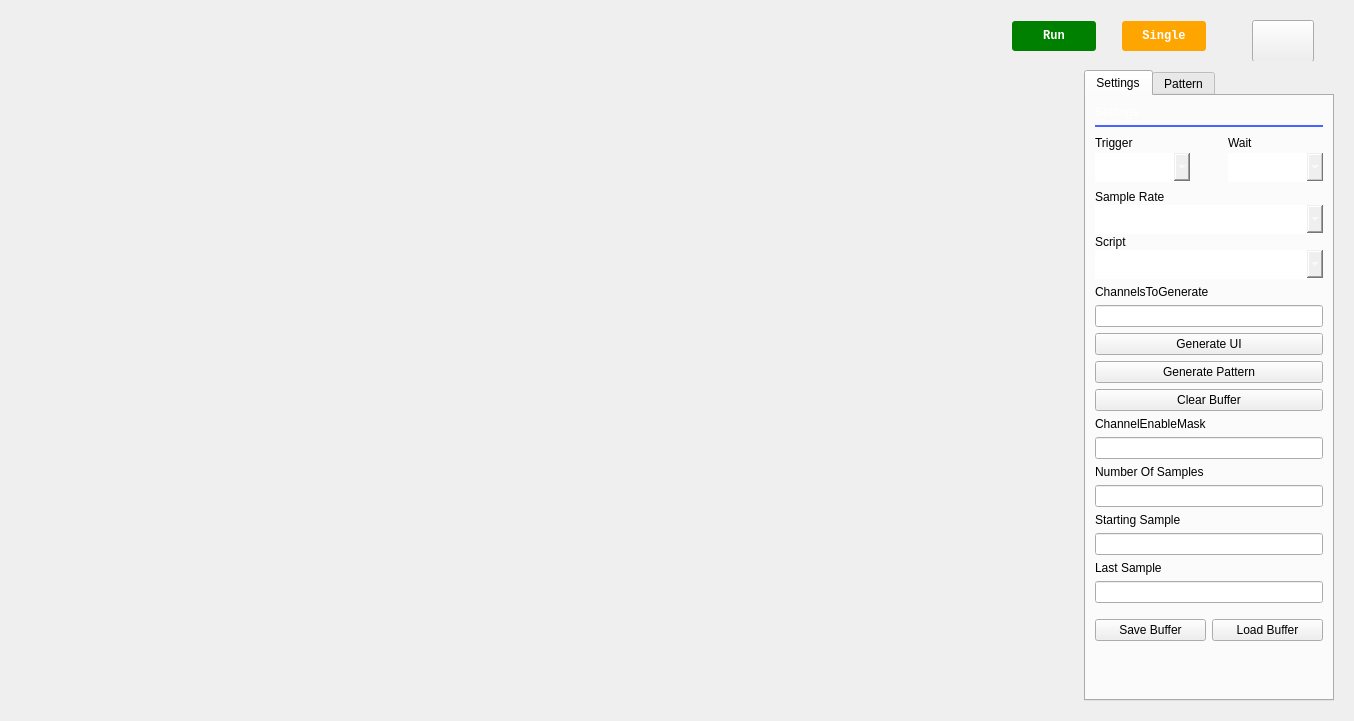
First picture: the form in ui/pattern_generator.ui, repository analogdevicesinc/scopy, before the edit.
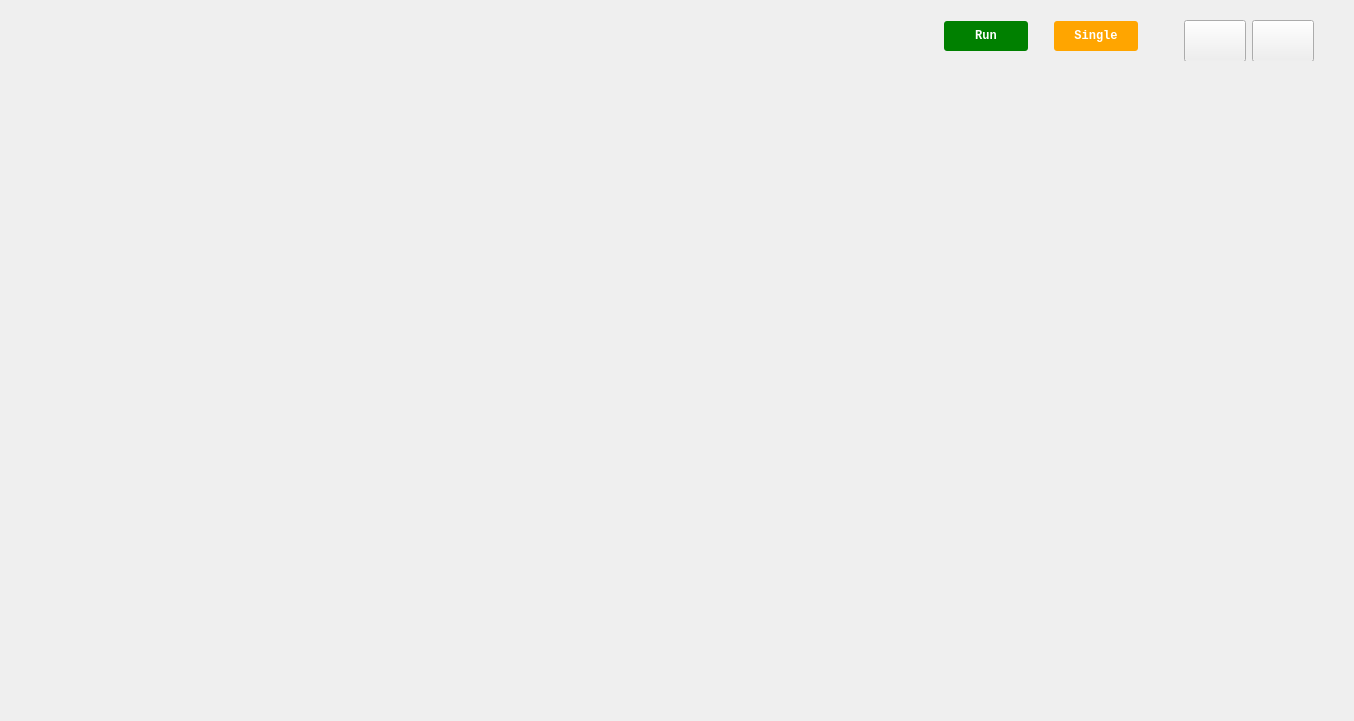
Second picture: the form after the edit. Icons and pictures are not drawn. Custom widgets are drawn as their Qt base class.

Commit message: PatternGenerator - Massive UI update

```diff
--- a/ui/pattern_generator.ui
+++ b/ui/pattern_generator.ui
@@ -26,8 +26,20 @@
    <string>Scopy Pattern Generator</string>
   </property>
   <property name="styleSheet">
-   <string notr="true">
-/* QComboBoxes*/
+   <string notr="true">/* QComboBoxes*/
+QPushButton
+{
+  outline:none;
+}
+QCheckBox
+{
+  outline:none;
+}
+QLineEdit
+{
+   outline:none;
+}
+
 QComboBox
 {
   height: 24px;
@@ -36,6 +48,7 @@
   font-size: 14px;
   border-bottom: 1px solid rgba(255, 255, 255, 102);
   padding-bottom: 4px;
+  outline:none;
 }
 QComboBox::drop-down
 {
@@ -397,7 +410,7 @@
        </spacer>
       </item>
       <item>
-       <widget class="QPushButton" name="btnSettings">
+       <widget class="QPushButton" name="btnPGSettings">
         <property name="sizePolicy">
          <sizepolicy hsizetype="Fixed" vsizetype="Fixed">
           <horstretch>0</horstretch>
@@ -440,6 +453,58 @@
         </property>
        </widget>
       </item>
+      <item>
+       <widget class="QPushButton" name="btnChSettings">
+        <property name="sizePolicy">
+         <sizepolicy hsizetype="Fixed" vsizetype="Fixed">
+          <horstretch>0</horstretch>
+          <verstretch>0</verstretch>
+         </sizepolicy>
+        </property>
+        <property name="minimumSize">
+         <size>
+          <width>60</width>
+          <height>40</height>
+         </size>
+        </property>
+        <property name="maximumSize">
+         <size>
+          <width>60</width>
+          <height>40</height>
+         </size>
+        </property>
+        <property name="styleSheet">
+         <string notr="true">QPushButton {
+  min-height: 40px;
+  max-height: 40px;
+  min-width: 60px;
+  max-width: 60px;
+}
+
+QPushButton:checked {
+  border-image: url(:/icons/setup3_checked.svg);
+}
+
+QPushButton:!checked {
+  border-image: url(:/icons/setup3_unchecked.svg);
+}
+
+QPushButton:!checked:hover {
+  border-image: url(:/icons/setup3_unchecked_hover.svg);
+}
+
+QPushButton:checked:hover {
+  border-image: url(:/icons/setup3_checked_hover.svg);
+}</string>
+        </property>
+        <property name="text">
+         <string/>
+        </property>
+        <property name="checkable">
+         <bool>true</bool>
+        </property>
+       </widget>
+      </item>
       <item>
        <spacer name="horizontalSpacer">
         <property name="orientation">
@@ -474,44 +539,34 @@
       <item>
        <widget class="QWidget" name="leftWidget" native="true">
         <property name="sizePolicy">
-         <sizepolicy hsizetype="Minimum" vsizetype="Preferred">
+         <sizepolicy hsizetype="Maximum" vsizetype="Minimum">
           <horstretch>0</horstretch>
           <verstretch>0</verstretch>
          </sizepolicy>
         </property>
         <property name="maximumSize">
          <size>
-          <width>300</width>
+          <width>16777215</width>
           <height>16777215</height>
          </size>
         </property>
-        <layout class="QVBoxLayout" name="leftWidgetLayout">
-         <property name="spacing">
-          <number>0</number>
-         </property>
-         <property name="leftMargin">
-          <number>0</number>
-         </property>
-         <property name="topMargin">
-          <number>0</number>
-         </property>
-         <property name="rightMargin">
-          <number>0</number>
-         </property>
-         <property name="bottomMargin">
-          <number>0</number>
-         </property>
-        </layout>
+        <property name="styleSheet">
+         <string notr="true"/>
+        </property>
+        <layout class="QVBoxLayout" name="leftWidgetLayout"/>
        </widget>
       </item>
       <item>
        <widget class="QWidget" name="centralWidget" native="true">
         <property name="sizePolicy">
-         <sizepolicy hsizetype="Preferred" vsizetype="Expanding">
+         <sizepolicy hsizetype="MinimumExpanding" vsizetype="Expanding">
           <horstretch>0</horstretch>
           <verstretch>0</verstretch>
          </sizepolicy>
         </property>
+        <property name="styleSheet">
+         <string notr="true"/>
+        </property>
         <layout class="QVBoxLayout" name="centralWidgetLayout">
          <property name="spacing">
           <number>0</number>
@@ -532,680 +587,71 @@
        </widget>
       </item>
       <item>
-       <widget class="QTabWidget" name="rightWidget">
+       <widget class="adiscope::MenuAnim" name="rightMenu" native="true">
         <property name="sizePolicy">
-         <sizepolicy hsizetype="Preferred" vsizetype="Expanding">
+         <sizepolicy hsizetype="Minimum" vsizetype="Preferred">
           <horstretch>0</horstretch>
           <verstretch>0</verstretch>
          </sizepolicy>
         </property>
-        <property name="minimumSize">
-         <size>
-          <width>0</width>
-          <height>0</height>
-         </size>
-        </property>
         <property name="maximumSize">
          <size>
-          <width>250</width>
+          <width>16777215</width>
           <height>16777215</height>
          </size>
         </property>
-        <property name="toolTipDuration">
-         <number>0</number>
-        </property>
         <property name="styleSheet">
          <string notr="true"/>
         </property>
-        <property name="currentIndex">
-         <number>0</number>
-        </property>
-        <widget class="QWidget" name="rightWidgetPage1">
-         <attribute name="title">
-          <string>Settings</string>
-         </attribute>
-         <layout class="QGridLayout" name="gridLayout" rowstretch="0,0,0,0,0,0,0,0,0,0,0,0,0,0,0,0,0,0,0,0,0,0,0,0,0">
-          <property name="topMargin">
-           <number>9</number>
-          </property>
-          <property name="bottomMargin">
-           <number>9</number>
-          </property>
-          <property name="spacing">
-           <number>6</number>
-          </property>
-          <item row="12" column="0">
-           <widget class="QPushButton" name="clearButton">
-            <property name="text">
-             <string>Clear Buffer</string>
-            </property>
+        <layout class="QVBoxLayout" name="verticalLayout_6">
+         <property name="leftMargin">
+          <number>0</number>
+         </property>
+         <property name="topMargin">
+          <number>0</number>
+         </property>
+         <property name="rightMargin">
+          <number>0</number>
+         </property>
+         <property name="bottomMargin">
+          <number>0</number>
+         </property>
+         <item>
+          <widget class="QStackedWidget" name="rightWidget">
+           <property name="sizePolicy">
+            <sizepolicy hsizetype="Maximum" vsizetype="Minimum">
+             <horstretch>0</horstretch>
+             <verstretch>0</verstretch>
+            </sizepolicy>
+           </property>
+           <property name="minimumSize">
+            <size>
+             <width>0</width>
+             <height>0</height>
+            </size>
+           </property>
+           <property name="maximumSize">
+            <size>
+             <width>1677215</width>
+             <height>16777215</height>
+            </size>
+           </property>
+           <property name="toolTipDuration">
+            <number>0</number>
+           </property>
+           <property name="styleSheet">
+            <string notr="true"/>
+           </property>
+           <property name="currentIndex">
+            <number>1</number>
+           </property>
+           <widget class="QWidget" name="pgSettings"/>
+           <widget class="QWidget" name="cgSettings">
+            <layout class="QVBoxLayout" name="verticalLayout_3"/>
            </widget>
-          </item>
-          <item row="9" column="0">
-           <widget class="QLineEdit" name="ChannelsToGenerate"/>
-          </item>
-          <item row="1" column="0">
-           <widget class="Line" name="line">
-            <property name="styleSheet">
-             <string notr="true">QFrame { color:  rgb(73, 99, 255); }</string>
-            </property>
-            <property name="frameShadow">
-             <enum>QFrame::Plain</enum>
-            </property>
-            <property name="lineWidth">
-             <number>2</number>
-            </property>
-            <property name="orientation">
-             <enum>Qt::Horizontal</enum>
-            </property>
-           </widget>
-          </item>
-          <item row="13" column="0">
-           <widget class="QLabel" name="label_7">
-            <property name="text">
-             <string>ChannelEnableMask</string>
-            </property>
-           </widget>
-          </item>
-          <item row="22" column="0">
-           <layout class="QHBoxLayout" name="horizontalLayout_4">
-            <property name="topMargin">
-             <number>10</number>
-            </property>
-            <item>
-             <widget class="QPushButton" name="save_PB">
-              <property name="text">
-               <string>Save Buffer</string>
-              </property>
-             </widget>
-            </item>
-            <item>
-             <widget class="QPushButton" name="load_PB">
-              <property name="text">
-               <string>Load Buffer</string>
-              </property>
-             </widget>
-            </item>
-           </layout>
-          </item>
-          <item row="15" column="0">
-           <widget class="QLabel" name="label_8">
-            <property name="text">
-             <string>Number Of Samples</string>
-            </property>
-           </widget>
-          </item>
-          <item row="14" column="0">
-           <widget class="QLineEdit" name="ChannelEnableMask"/>
-          </item>
-          <item row="24" column="0">
-           <spacer name="verticalSpacer">
-            <property name="orientation">
-             <enum>Qt::Vertical</enum>
-            </property>
-            <property name="sizeHint" stdset="0">
-             <size>
-              <width>0</width>
-              <height>5</height>
-             </size>
-            </property>
-           </spacer>
-          </item>
-          <item row="0" column="0">
-           <widget class="QLabel" name="settings_label">
-            <property name="sizePolicy">
-             <sizepolicy hsizetype="Preferred" vsizetype="Preferred">
-              <horstretch>0</horstretch>
-              <verstretch>0</verstretch>
-             </sizepolicy>
-            </property>
-            <property name="maximumSize">
-             <size>
-              <width>16777215</width>
-              <height>16777215</height>
-             </size>
-            </property>
-            <property name="palette">
-             <palette>
-              <active>
-               <colorrole role="WindowText">
-                <brush brushstyle="SolidPattern">
-                 <color alpha="255">
-                  <red>255</red>
-                  <green>255</green>
-                  <blue>255</blue>
-                 </color>
-                </brush>
-               </colorrole>
-               <colorrole role="Text">
-                <brush brushstyle="SolidPattern">
-                 <color alpha="255">
-                  <red>255</red>
-                  <green>255</green>
-                  <blue>255</blue>
-                 </color>
-                </brush>
-               </colorrole>
-               <colorrole role="ButtonText">
-                <brush brushstyle="SolidPattern">
-                 <color alpha="255">
-                  <red>255</red>
-                  <green>255</green>
-                  <blue>255</blue>
-                 </color>
-                </brush>
-               </colorrole>
-              </active>
-              <inactive>
-               <colorrole role="WindowText">
-                <brush brushstyle="SolidPattern">
-                 <color alpha="255">
-                  <red>255</red>
-                  <green>255</green>
-                  <blue>255</blue>
-                 </color>
-                </brush>
-               </colorrole>
-               <colorrole role="Text">
-                <brush brushstyle="SolidPattern">
-                 <color alpha="255">
-                  <red>255</red>
-                  <green>255</green>
-                  <blue>255</blue>
-                 </color>
-                </brush>
-               </colorrole>
-               <colorrole role="ButtonText">
-                <brush brushstyle="SolidPattern">
-                 <color alpha="255">
-                  <red>255</red>
-                  <green>255</green>
-                  <blue>255</blue>
-                 </color>
-                </brush>
-               </colorrole>
-              </inactive>
-              <disabled>
-               <colorrole role="WindowText">
-                <brush brushstyle="SolidPattern">
-                 <color alpha="255">
-                  <red>255</red>
-                  <green>255</green>
-                  <blue>255</blue>
-                 </color>
-                </brush>
-               </colorrole>
-               <colorrole role="Text">
-                <brush brushstyle="SolidPattern">
-                 <color alpha="255">
-                  <red>255</red>
-                  <green>255</green>
-                  <blue>255</blue>
-                 </color>
-                </brush>
-               </colorrole>
-               <colorrole role="ButtonText">
-                <brush brushstyle="SolidPattern">
-                 <color alpha="255">
-                  <red>255</red>
-                  <green>255</green>
-                  <blue>255</blue>
-                 </color>
-                </brush>
-               </colorrole>
-              </disabled>
-             </palette>
-            </property>
-            <property name="styleSheet">
-             <string notr="true">QLabel {
-	color: white;
-}</string>
-            </property>
-            <property name="midLineWidth">
-             <number>0</number>
-            </property>
-            <property name="text">
-             <string>Settings</string>
-            </property>
-            <property name="alignment">
-             <set>Qt::AlignLeading|Qt::AlignLeft|Qt::AlignTop</set>
-            </property>
-           </widget>
-          </item>
-          <item row="7" column="0">
-           <widget class="QWidget" name="verticalWidget_4" native="true">
-            <property name="minimumSize">
-             <size>
-              <width>0</width>
-              <height>0</height>
-             </size>
-            </property>
-            <layout class="QVBoxLayout" name="verticalLayout_5">
-             <property name="spacing">
-              <number>1</number>
-             </property>
-             <property name="leftMargin">
-              <number>0</number>
-             </property>
-             <property name="topMargin">
-              <number>0</number>
-             </property>
-             <property name="rightMargin">
-              <number>0</number>
-             </property>
-             <property name="bottomMargin">
-              <number>0</number>
-             </property>
-             <item>
-              <widget class="QWidget" name="verticalWidget_3" native="true">
-               <property name="minimumSize">
-                <size>
-                 <width>0</width>
-                 <height>0</height>
-                </size>
-               </property>
-               <layout class="QVBoxLayout" name="verticalLayout_4">
-                <property name="spacing">
-                 <number>1</number>
-                </property>
-                <property name="leftMargin">
-                 <number>0</number>
-                </property>
-                <property name="topMargin">
-                 <number>0</number>
-                </property>
-                <property name="rightMargin">
-                 <number>0</number>
-                </property>
-                <property name="bottomMargin">
-                 <number>0</number>
-                </property>
-                <item>
-                 <widget class="QLabel" name="label_3">
-                  <property name="sizePolicy">
-                   <sizepolicy hsizetype="Minimum" vsizetype="Minimum">
-                    <horstretch>0</horstretch>
-                    <verstretch>0</verstretch>
-                   </sizepolicy>
-                  </property>
-                  <property name="maximumSize">
-                   <size>
-                    <width>16777215</width>
-                    <height>35</height>
-                   </size>
-                  </property>
-                  <property name="styleSheet">
-                   <string notr="true"/>
-                  </property>
-                  <property name="text">
-                   <string>Sample Rate</string>
-                  </property>
-                 </widget>
-                </item>
-                <item>
-                 <widget class="QComboBox" name="sampleRateCombo">
-                  <property name="sizePolicy">
-                   <sizepolicy hsizetype="Minimum" vsizetype="Fixed">
-                    <horstretch>0</horstretch>
-                    <verstretch>0</verstretch>
-                   </sizepolicy>
-                  </property>
-                  <property name="inputMethodHints">
-                   <set>Qt::ImhDigitsOnly</set>
-                  </property>
-                  <property name="editable">
-                   <bool>true</bool>
-                  </property>
-                  <property name="currentText">
-                   <string/>
-                  </property>
-                  <property name="maxVisibleItems">
-                   <number>5</number>
-                  </property>
-                  <property name="sizeAdjustPolicy">
-                   <enum>QComboBox::AdjustToContentsOnFirstShow</enum>
-                  </property>
-                  <property name="frame">
-                   <bool>true</bool>
-                  </property>
-                 </widget>
-                </item>
-               </layout>
-              </widget>
-             </item>
-             <item>
-              <widget class="QLabel" name="label_4">
-               <property name="text">
-                <string>Script</string>
-               </property>
-              </widget>
-             </item>
-             <item>
-              <widget class="QComboBox" name="scriptCombo">
-               <property name="sizePolicy">
-                <sizepolicy hsizetype="Minimum" vsizetype="Fixed">
-                 <horstretch>0</horstretch>
-                 <verstretch>0</verstretch>
-                </sizepolicy>
-               </property>
-              </widget>
-             </item>
-            </layout>
-           </widget>
-          </item>
-          <item row="20" column="0">
-           <widget class="QLineEdit" name="lastSample"/>
-          </item>
-          <item row="16" column="0">
-           <widget class="QLineEdit" name="numberOfSamples"/>
-          </item>
-          <item row="10" column="0">
-           <widget class="QPushButton" name="generateUI">
-            <property name="text">
-             <string>Generate UI</string>
-            </property>
-           </widget>
-          </item>
-          <item row="17" column="0">
-           <widget class="QLabel" name="label_9">
-            <property name="text">
-             <string>Starting Sample</string>
-            </property>
-           </widget>
-          </item>
-          <item row="18" column="0">
-           <widget class="QLineEdit" name="startingSample"/>
-          </item>
-          <item row="4" column="0" rowspan="2">
-           <widget class="QWidget" name="horizontalWidget" native="true">
-            <property name="minimumSize">
-             <size>
-              <width>0</width>
-              <height>50</height>
-             </size>
-            </property>
-            <layout class="QHBoxLayout" name="horizontalLayout_3">
-             <property name="spacing">
-              <number>20</number>
-             </property>
-             <property name="leftMargin">
-              <number>0</number>
-             </property>
-             <property name="topMargin">
-              <number>0</number>
-             </property>
-             <property name="rightMargin">
-              <number>0</number>
-             </property>
-             <property name="bottomMargin">
-              <number>0</number>
-             </property>
-             <item>
-              <widget class="QWidget" name="verticalWidget" native="true">
-               <layout class="QVBoxLayout" name="verticalLayout_2">
-                <property name="spacing">
-                 <number>1</number>
-                </property>
-                <property name="leftMargin">
-                 <number>0</number>
-                </property>
-                <property name="topMargin">
-                 <number>0</number>
-                </property>
-                <property name="rightMargin">
-                 <number>9</number>
-                </property>
-                <property name="bottomMargin">
-                 <number>0</number>
-                </property>
-                <item>
-                 <widget class="QLabel" name="label">
-                  <property name="sizePolicy">
-                   <sizepolicy hsizetype="Minimum" vsizetype="Fixed">
-                    <horstretch>0</horstretch>
-                    <verstretch>0</verstretch>
-                   </sizepolicy>
-                  </property>
-                  <property name="styleSheet">
-                   <string notr="true"/>
-                  </property>
-                  <property name="text">
-                   <string>Trigger</string>
-                  </property>
-                 </widget>
-                </item>
-                <item>
-                 <widget class="QComboBox" name="trigger_combobox">
-                  <property name="sizePolicy">
-                   <sizepolicy hsizetype="Minimum" vsizetype="Fixed">
-                    <horstretch>0</horstretch>
-                    <verstretch>0</verstretch>
-                   </sizepolicy>
-                  </property>
-                  <property name="styleSheet">
-                   <string notr="true"/>
-                  </property>
-                  <property name="currentIndex">
-                   <number>0</number>
-                  </property>
-                  <property name="sizeAdjustPolicy">
-                   <enum>QComboBox::AdjustToContentsOnFirstShow</enum>
-                  </property>
-                  <item>
-                   <property name="text">
-                    <string>Analyzer</string>
-                   </property>
-                  </item>
-                  <item>
-                   <property name="text">
-                    <string>Scope</string>
-                   </property>
-                  </item>
-                 </widget>
-                </item>
-               </layout>
-              </widget>
-             </item>
-             <item>
-              <widget class="QWidget" name="verticalWidget_2" native="true">
-               <layout class="QVBoxLayout" name="verticalLayout_3">
-                <property name="spacing">
-                 <number>1</number>
-                </property>
-                <property name="topMargin">
-                 <number>0</number>
-                </property>
-                <property name="rightMargin">
-                 <number>0</number>
-                </property>
-                <property name="bottomMargin">
-                 <number>0</number>
-                </property>
-                <item>
-                 <widget class="QLabel" name="label_2">
-                  <property name="sizePolicy">
-                   <sizepolicy hsizetype="Minimum" vsizetype="Fixed">
-                    <horstretch>0</horstretch>
-                    <verstretch>0</verstretch>
-                   </sizepolicy>
-                  </property>
-                  <property name="styleSheet">
-                   <string notr="true"/>
-                  </property>
-                  <property name="text">
-                   <string>Wait</string>
-                  </property>
-                 </widget>
-                </item>
-                <item>
-                 <widget class="QComboBox" name="comboBox">
-                  <property name="sizePolicy">
-                   <sizepolicy hsizetype="Minimum" vsizetype="Fixed">
-                    <horstretch>0</horstretch>
-                    <verstretch>0</verstretch>
-                   </sizepolicy>
-                  </property>
-                  <property name="palette">
-                   <palette>
-                    <active>
-                     <colorrole role="WindowText">
-                      <brush brushstyle="SolidPattern">
-                       <color alpha="255">
-                        <red>255</red>
-                        <green>255</green>
-                        <blue>255</blue>
-                       </color>
-                      </brush>
-                     </colorrole>
-                     <colorrole role="Dark">
-                      <brush brushstyle="SolidPattern">
-                       <color alpha="255">
-                        <red>201</red>
-                        <green>200</green>
-                        <blue>199</blue>
-                       </color>
-                      </brush>
-                     </colorrole>
-                     <colorrole role="Text">
-                      <brush brushstyle="SolidPattern">
-                       <color alpha="255">
-                        <red>255</red>
-                        <green>255</green>
-                        <blue>255</blue>
-                       </color>
-                      </brush>
-                     </colorrole>
-                     <colorrole role="ButtonText">
-                      <brush brushstyle="SolidPattern">
-                       <color alpha="255">
-                        <red>255</red>
-                        <green>255</green>
-                        <blue>255</blue>
-                       </color>
-                      </brush>
-                     </colorrole>
-                    </active>
-                    <inactive>
-                     <colorrole role="WindowText">
-                      <brush brushstyle="SolidPattern">
-                       <color alpha="255">
-                        <red>255</red>
-                        <green>255</green>
-                        <blue>255</blue>
-                       </color>
-                      </brush>
-                     </colorrole>
-                     <colorrole role="Dark">
-                      <brush brushstyle="SolidPattern">
-                       <color alpha="255">
-                        <red>201</red>
-                        <green>200</green>
-                        <blue>199</blue>
-                       </color>
-                      </brush>
-                     </colorrole>
-                     <colorrole role="Text">
-                      <brush brushstyle="SolidPattern">
-                       <color alpha="255">
-                        <red>255</red>
-                        <green>255</green>
-                        <blue>255</blue>
-                       </color>
-                      </brush>
-                     </colorrole>
-                     <colorrole role="ButtonText">
-                      <brush brushstyle="SolidPattern">
-                       <color alpha="255">
-                        <red>255</red>
-                        <green>255</green>
-                        <blue>255</blue>
-                       </color>
-                      </brush>
-                     </colorrole>
-                    </inactive>
-                    <disabled>
-                     <colorrole role="WindowText">
-                      <brush brushstyle="SolidPattern">
-                       <color alpha="255">
-                        <red>85</red>
-                        <green>85</green>
-                        <blue>85</blue>
-                       </color>
-                      </brush>
-                     </colorrole>
-                     <colorrole role="Dark">
-                      <brush brushstyle="SolidPattern">
-                       <color alpha="255">
-                        <red>201</red>
-                        <green>200</green>
-                        <blue>199</blue>
-                       </color>
-                      </brush>
-                     </colorrole>
-                     <colorrole role="Text">
-                      <brush brushstyle="SolidPattern">
-                       <color alpha="255">
-                        <red>85</red>
-                        <green>85</green>
-                        <blue>85</blue>
-                       </color>
-                      </brush>
-                     </colorrole>
-                     <colorrole role="ButtonText">
-                      <brush brushstyle="SolidPattern">
-                       <color alpha="255">
-                        <red>85</red>
-                        <green>85</green>
-                        <blue>85</blue>
-                       </color>
-                      </brush>
-                     </colorrole>
-                    </disabled>
-                   </palette>
-                  </property>
-                  <property name="currentText">
-                   <string/>
-                  </property>
-                  <property name="sizeAdjustPolicy">
-                   <enum>QComboBox::AdjustToContentsOnFirstShow</enum>
-                  </property>
-                 </widget>
-                </item>
-               </layout>
-              </widget>
-             </item>
-            </layout>
-           </widget>
-          </item>
-          <item row="19" column="0">
-           <widget class="QLabel" name="label_5">
-            <property name="text">
-             <string>Last Sample</string>
-            </property>
-           </widget>
-          </item>
-          <item row="11" column="0">
-           <widget class="QPushButton" name="generatePattern">
-            <property name="text">
-             <string>Generate Pattern</string>
-            </property>
-           </widget>
-          </item>
-          <item row="8" column="0">
-           <widget class="QLabel" name="label_6">
-            <property name="text">
-             <string>ChannelsToGenerate</string>
-            </property>
-           </widget>
-          </item>
-         </layout>
-        </widget>
-        <widget class="QWidget" name="rightWidgetPage2">
-         <attribute name="title">
-          <string>Pattern</string>
-         </attribute>
-         <layout class="QGridLayout" name="gridLayout_2"/>
-        </widget>
+          </widget>
+         </item>
+        </layout>
        </widget>
       </item>
      </layout>
@@ -1213,6 +659,14 @@
    </item>
   </layout>
  </widget>
+ <customwidgets>
+  <customwidget>
+   <class>adiscope::MenuAnim</class>
+   <extends>QWidget</extends>
+   <header>menu_anim.hpp</header>
+   <container>1</container>
+  </customwidget>
+ </customwidgets>
  <resources/>
  <connections>
   <connection>
```
Left out of the diff: 19 changed lines with no effect on the pictures. The commit also changes 21 other files.
